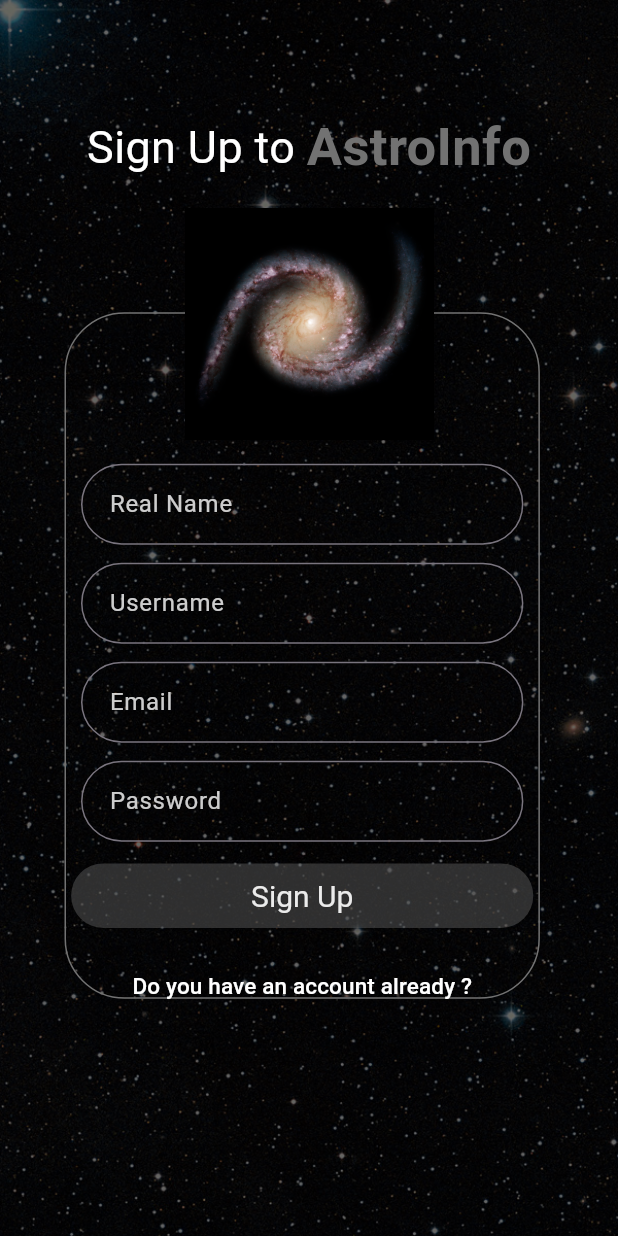
After one commit to yusufs-d/AstroInfo, a Flutter app: the screen it shows after launch, after a tap on "Didn't you sign up yet ?", on a phone screen of 412 x 824 dp. The commit adds this screen. Run offline on Flutter 3.47's test engine with Material 2 defaults, Android fonts, the phone set to English and light mode, and no system bars; our stand-ins replace firebase_auth, firebase_core, firebase_database, font_awesome_flutter, google_fonts; missing offline and left inert: animated_digit; accounts and stored records are empty; network calls fail.

Commit message:
Commit 2

```diff
--- a/lib/layout.dart
+++ b/lib/layout.dart
@@ -1,5 +1,7 @@
+import 'package:astro_info/pages/login_screen.dart';
+import 'package:firebase_auth/firebase_auth.dart';
 import 'package:flutter/material.dart';
-import 'package:astro_info/utils/bottom_navigation.dart';
+import 'package:astro_info/utils/page_navigation.dart';
 
 class LayoutWidget extends StatefulWidget {
   const LayoutWidget({super.key});
@@ -13,6 +15,27 @@ class LayoutWidget extends StatefulWidget {
 class _LayoutWidgetState extends State<LayoutWidget> {
   @override
   Widget build(BuildContext context) {
-   return const BottomNavigationBarWidget();
+    return StreamBuilder<User?>(
+      stream: FirebaseAuth.instance.authStateChanges(),
+      builder: (context, snapshot) {
+        if (snapshot.connectionState == ConnectionState.waiting) {
+          return const Center(
+            child: CircularProgressIndicator(color: Colors.deepPurple),
+          );
+        } else if (snapshot.hasError) {
+          return const Center(
+            child: Text(
+              "Something went wrong!",
+              style:
+                  TextStyle(color: Colors.white, fontWeight: FontWeight.bold),
+            ),
+          );
+        } else if (snapshot.hasData) {
+          return BottomNavigationBarWidget();
+        } else {
+          return LoginScreen();
+        }
+      },
+    );
   }
 }
--- a/lib/main.dart
+++ b/lib/main.dart
@@ -3,7 +3,7 @@ import 'package:astro_info/layout.dart';
 import 'package:firebase_core/firebase_core.dart';
 import 'package:flutter/material.dart';
 
-
+final navigatorKey = GlobalKey<NavigatorState>();
 
 void main() async{
 
@@ -14,6 +14,7 @@ void main() async{
 );
   runApp(
     MaterialApp(
+      navigatorKey: navigatorKey,
       theme: ThemeData(useMaterial3: true),
       home: const LayoutWidget(),
     )
--- /dev/null
+++ b/lib/pages/login_screen.dart
@@ -0,0 +1,121 @@
+import 'package:astro_info/utils/signInColumn.dart';
+import 'package:astro_info/utils/signUpColumn.dart';
+import 'package:flutter/material.dart';
+
+class LoginScreen extends StatefulWidget {
+  const LoginScreen({super.key});
+  @override
+  State<StatefulWidget> createState() {
+    return LoginScreenState();
+  }
+}
+
+class LoginScreenState extends State<LoginScreen> {
+  Widget _currentColumn = SignInColumn();
+  String _screenTitle = "Welcome to ";
+  String _textButtonText = "Didn't you sign up yet ?";
+
+  double _innerContainerSize = 2.5;
+
+  @override
+  Widget build(BuildContext context) {
+
+
+        void changeCurrentColumn() {
+      setState(() {
+        if (_screenTitle == "Welcome to ") {
+          _screenTitle = "Sign Up to ";
+          _textButtonText = "Do you have an account already ?";
+          _innerContainerSize = 1.8;
+          _currentColumn = SignUpColumn();
+        } else {
+          _screenTitle = "Welcome to ";
+          _innerContainerSize = 2.5;
+          _textButtonText = "Didn't you sign up yet ?";
+          _currentColumn = SignInColumn();
+
+        }
+      });
+    }
+
+    return Scaffold(
+      resizeToAvoidBottomInset: false,
+      backgroundColor: Colors.black,
+      body: Container(
+        width: MediaQuery.of(context).size.width,
+        height: MediaQuery.of(context).size.height,
+        decoration: BoxDecoration(
+          image: DecorationImage(
+            image: const AssetImage("images/planets/background.jpeg"),
+            fit: BoxFit.cover,
+            colorFilter: ColorFilter.mode(
+                Colors.black.withOpacity(0.4), BlendMode.dstATop),
+          ),
+        ),
+        child: Column(
+          mainAxisAlignment: MainAxisAlignment.center,
+          crossAxisAlignment: CrossAxisAlignment.center,
+          children: [
+            Row(
+              mainAxisAlignment: MainAxisAlignment.center,
+              children: [
+                Text(
+                  _screenTitle,
+                  style: const TextStyle(color: Colors.white, fontSize: 30),
+                ),
+                const Text(
+                  "AstroInfo",
+                  style: TextStyle(
+                      color: Color.fromARGB(255, 114, 114, 114),
+                      fontSize: 35,
+                      fontWeight: FontWeight.bold),
+                ),
+              ],
+            ),
+            Stack(
+              children: [
+                Container(
+                  margin: const EdgeInsets.symmetric(vertical: 85),
+                  width: MediaQuery.of(context).size.width / 1.3,
+                  height: MediaQuery.of(context).size.height / _innerContainerSize,
+                  decoration: BoxDecoration(
+                      border: Border.all(
+                        color: const Color.fromARGB(255, 114, 114, 114),
+                      ),
+                      borderRadius: BorderRadius.circular(40)),
+                  child: Column(
+                    children: [
+                      _currentColumn,
+                      const SizedBox(
+                        height: 12,
+                      ),
+                      TextButton(
+                        onPressed: changeCurrentColumn,
+                        child:  Text(
+                          _textButtonText,
+                          style: const TextStyle(
+                            color: Colors.white,
+                            fontSize: 15,
+                          ),
+                        ),
+                      ),
+                    ],
+                  ),
+                ),
+                Container(
+                  margin:
+                      const EdgeInsets.symmetric(horizontal: 80, vertical: 10),
+                  width: 166,
+                  height: 166,
+                  child: Image.asset(
+                    "images/planets/galaxy.png",
+                  ),
+                ),
+              ],
+            ),
+          ],
+        ),
+      ),
+    );
+  }
+}
--- /dev/null
+++ b/lib/utils/signInColumn.dart
@@ -0,0 +1,87 @@
+import 'package:astro_info/utils/page_navigation.dart';
+import 'package:firebase_auth/firebase_auth.dart';
+import 'package:firebase_core/firebase_core.dart';
+import 'package:flutter/material.dart';
+
+import '../main.dart';
+
+class SignInColumn extends StatelessWidget {
+  SignInColumn({super.key});
+  final _signInEmailController = TextEditingController();
+  final _signInPasswordController = TextEditingController();
+
+  @override
+  Widget build(BuildContext context) {
+    Future signIn() async {
+      showDialog(
+        context: context,
+        builder: (context) => const Center(
+          child: CircularProgressIndicator(),
+        ),
+      );
+      try {
+        await FirebaseAuth.instance.signInWithEmailAndPassword(
+          email: _signInEmailController.text.trim(),
+          password: _signInPasswordController.text.trim(),
+        );
+      } on FirebaseAuthException catch (e) {
+        print(e);
+      }
+      navigatorKey.currentState!.popUntil((route)=> route.isFirst);
+    }
+
+    return Column(
+      children: [
+        Padding(
+          padding: const EdgeInsets.only(top: 100, right: 10, left: 10),
+          child: TextField(
+            style: const TextStyle(color: Colors.white),
+            controller: _signInEmailController,
+            decoration: InputDecoration(
+              contentPadding: const EdgeInsets.all(15),
+              border:
+                  OutlineInputBorder(borderRadius: BorderRadius.circular(40)),
+              labelText: 'Email',
+              labelStyle: TextStyle(color: Colors.white.withOpacity(0.8)),
+            ),
+          ),
+        ),
+        Padding(
+          padding: const EdgeInsets.only(top: 12, right: 10, left: 10),
+          child: TextField(
+            style: const TextStyle(color: Colors.white),
+            controller: _signInPasswordController,
+            obscureText: true,
+            decoration: InputDecoration(
+              contentPadding: const EdgeInsets.all(15),
+              border:
+                  OutlineInputBorder(borderRadius: BorderRadius.circular(40)),
+              labelText: 'Password',
+              labelStyle: TextStyle(color: Colors.white.withOpacity(0.8)),
+            ),
+          ),
+        ),
+        const SizedBox(
+          height: 12,
+        ),
+        ElevatedButton(
+          onPressed: signIn,
+          style: ButtonStyle(
+            backgroundColor: MaterialStateProperty.all(
+              const Color.fromARGB(255, 114, 114, 114).withOpacity(0.4),
+            ),
+            padding: MaterialStateProperty.all(
+                const EdgeInsets.symmetric(horizontal: 120, vertical: 10)),
+            textStyle: MaterialStateProperty.all(
+              const TextStyle(fontSize: 20),
+            ),
+          ),
+          child: Text(
+            'Sign in',
+            style: TextStyle(color: Colors.white.withOpacity(0.9)),
+          ),
+        ),
+      ],
+    );
+  }
+}
--- /dev/null
+++ b/lib/utils/signUpColumn.dart
@@ -0,0 +1,116 @@
+import 'package:firebase_auth/firebase_auth.dart';
+import 'package:firebase_core/firebase_core.dart';
+import 'package:firebase_database/firebase_database.dart';
+import 'package:flutter/material.dart';
+
+class SignUpColumn extends StatelessWidget {
+  SignUpColumn({super.key});
+  final _realNameController = TextEditingController();
+  final _userNameController = TextEditingController();
+  final _signUpEmailController = TextEditingController();
+  final _signUpPasswordController = TextEditingController();
+
+  @override
+  Widget build(BuildContext context) {
+    Future signUp() async {
+      FirebaseAuth.instance.createUserWithEmailAndPassword(
+        email: _signUpEmailController.text.trim(),
+        password: _signUpPasswordController.text.trim(),
+      );
+      final firebaseApp = Firebase.app();
+      final rtdb = FirebaseDatabase.instanceFor(
+          app: firebaseApp,
+          databaseURL:
+              'https://astroinfo-95c4f-default-rtdb.europe-west1.firebasedatabase.app');
+      DatabaseReference ref = rtdb.ref("Users");
+      DatabaseReference uniqueUserRef = ref.push();
+      uniqueUserRef.set({
+        "Real Name": _realNameController.text.trim(),
+        "User Name": _userNameController.text.trim(),
+        "Email": _signUpEmailController.text.trim(),
+      });
+    }
+
+    return Column(
+      children: [
+        Padding(
+          padding: const EdgeInsets.only(top: 100, right: 10, left: 10),
+          child: TextField(
+            style: const TextStyle(color: Colors.white),
+            controller: _realNameController,
+            decoration: InputDecoration(
+              contentPadding: const EdgeInsets.all(15),
+              border:
+                  OutlineInputBorder(borderRadius: BorderRadius.circular(40)),
+              labelText: 'Real Name',
+              labelStyle: TextStyle(color: Colors.white.withOpacity(0.8)),
+            ),
+          ),
+        ),
+        Padding(
+          padding: const EdgeInsets.only(top: 12, right: 10, left: 10),
+          child: TextField(
+            style: const TextStyle(color: Colors.white),
+            controller: _userNameController,
+            decoration: InputDecoration(
+              contentPadding: const EdgeInsets.all(15),
+              border:
+                  OutlineInputBorder(borderRadius: BorderRadius.circular(40)),
+              labelText: 'Username',
+              labelStyle: TextStyle(color: Colors.white.withOpacity(0.8)),
+            ),
+          ),
+        ),
+        Padding(
+          padding: const EdgeInsets.only(top: 12, right: 10, left: 10),
+          child: TextField(
+            style: const TextStyle(color: Colors.white),
+            controller: _signUpEmailController,
+            decoration: InputDecoration(
+              contentPadding: const EdgeInsets.all(15),
+              border:
+                  OutlineInputBorder(borderRadius: BorderRadius.circular(40)),
+              labelText: 'Email',
+              labelStyle: TextStyle(color: Colors.white.withOpacity(0.8)),
+            ),
+          ),
+        ),
+        Padding(
+          padding: const EdgeInsets.only(top: 12, right: 10, left: 10),
+          child: TextField(
+            style: const TextStyle(color: Colors.white),
+            controller: _signUpPasswordController,
+            obscureText: true,
+            decoration: InputDecoration(
+              contentPadding: const EdgeInsets.all(15),
+              border:
+                  OutlineInputBorder(borderRadius: BorderRadius.circular(40)),
+              labelText: 'Password',
+              labelStyle: TextStyle(color: Colors.white.withOpacity(0.8)),
+            ),
+          ),
+        ),
+        const SizedBox(
+          height: 12,
+        ),
+        ElevatedButton(
+          onPressed: signUp,
+          style: ButtonStyle(
+            backgroundColor: MaterialStateProperty.all(
+              const Color.fromARGB(255, 114, 114, 114).withOpacity(0.4),
+            ),
+            padding: MaterialStateProperty.all(
+                const EdgeInsets.symmetric(horizontal: 120, vertical: 10)),
+            textStyle: MaterialStateProperty.all(
+              const TextStyle(fontSize: 20),
+            ),
+          ),
+          child: Text(
+            "Sign Up",
+            style: TextStyle(color: Colors.white.withOpacity(0.9)),
+          ),
+        ),
+      ],
+    );
+  }
+}
--- a/lib/utils/transparent_icon_container.dart
+++ b/lib/utils/transparent_icon_container.dart
@@ -26,7 +26,7 @@ class TransparentIconContainer extends StatelessWidget {
                 width: MediaQuery.of(context).size.width,
                 height: MediaQuery.of(context).size.height / 5,
                 decoration: BoxDecoration(
-                  image: const  DecorationImage(image: NetworkImage("https://cdn.mos.cms.futurecdn.net/HuGGeENt6kGyixe3hT9tnY.jpg"),fit: BoxFit.cover),
+                  image: const  DecorationImage(image: AssetImage("images/planets/background.jpeg"),fit: BoxFit.cover),
 
                   border: Border.all(
                       color: const Color.fromARGB(255, 114, 114, 114),
--- a/pubspec.yaml
+++ b/pubspec.yaml
@@ -41,6 +41,9 @@ dependencies:
   intl: ^0.18.1
   firebase_core: ^2.15.0
   firebase_database: ^10.2.4
+  animated_text_kit: ^4.2.2
+  firebase_auth: ^4.7.2
+
 
 dev_dependencies:
   flutter_test:
```
Also changed, not shown: lib/model_lists/objects_list.dart (+4 -7 lines), lib/pages/articles_page.dart (+71 -64 lines), lib/pages/explore_page.dart (+0 -15 lines), lib/pages/home_page.dart (+6 -6 lines), lib/pages/profile_screen.dart (added, +102 -0 lines), lib/utils/image_text_container.dart (+10 -4 lines), lib/utils/page_navigation.dart (renamed from lib/utils/bottom_navigation.dart, +53 -5 lines), lib/utils/rectangle_image_container.dart (+8 -5 lines), images/planets/article_icon.png (added), images/planets/background.jpeg (added), images/planets/galaxy.png (added), images/planets/planet_icon.webp (added), pubspec.lock, 2 other files.
